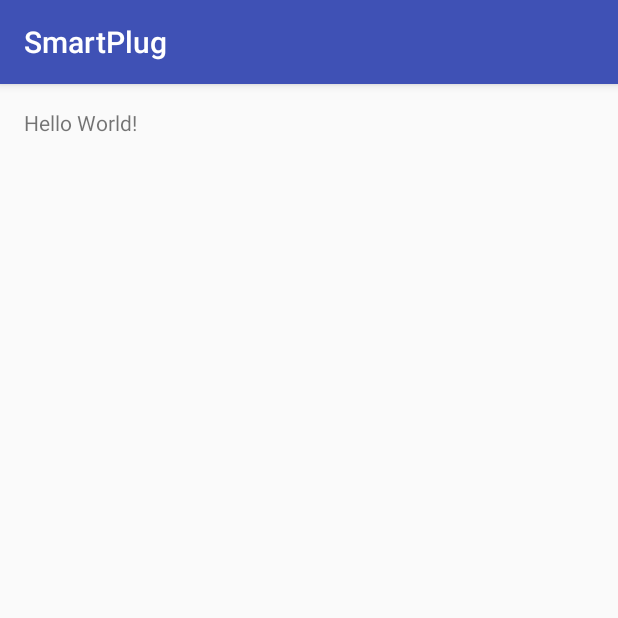
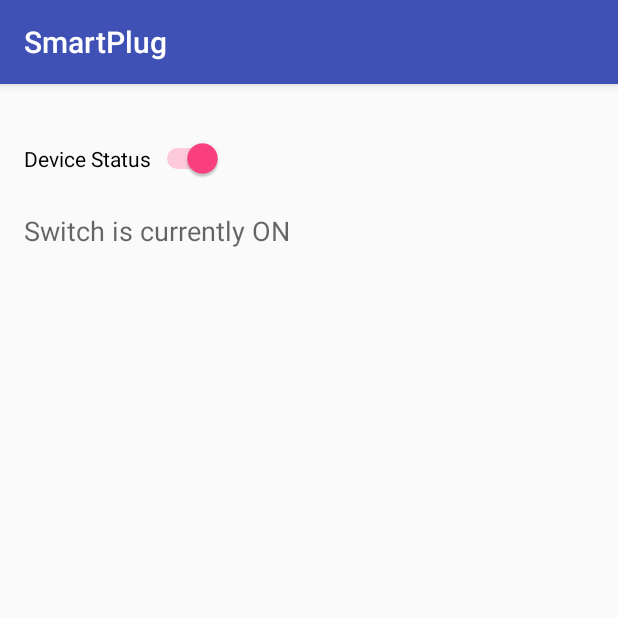
Before and after one commit to AndreSand/SmartPlug, an Android app: the screen it shows after launch (MainActivity), on a phone screen of 412 x 824 dp, the top half of it. Run offline under Robolectric (Android 15) with nearby library versions, the phone set to English and light mode, and no system bars.

Commit message:
Adding switch button ON/OFF

```diff
--- a/app/src/main/java/plug/com/smartplug/MainActivity.java
+++ b/app/src/main/java/plug/com/smartplug/MainActivity.java
@@ -2,12 +2,46 @@ package plug.com.smartplug;
 
 import android.support.v7.app.AppCompatActivity;
 import android.os.Bundle;
+import android.widget.CompoundButton;
+import android.widget.Switch;
+import android.widget.TextView;
 
 public class MainActivity extends AppCompatActivity {
+    private TextView switchStatus;
+    private Switch mySwitch;
 
     @Override
     protected void onCreate(Bundle savedInstanceState) {
         super.onCreate(savedInstanceState);
         setContentView(R.layout.activity_main);
+        switchStatus = (TextView) findViewById(R.id.tvSwitch);
+        mySwitch = (Switch) findViewById(R.id.switch1);
+
+        //set the switch to ON
+        mySwitch.setChecked(true);
+        //attach a listener to check for changes in state
+        mySwitch.setOnCheckedChangeListener(new CompoundButton.OnCheckedChangeListener() {
+
+            @Override
+            public void onCheckedChanged(CompoundButton buttonView,
+                                         boolean isChecked) {
+
+                if(isChecked){
+                    switchStatus.setText("Switch is currently ON");
+                }else{
+                    switchStatus.setText("Switch is currently OFF");
+                }
+
+            }
+        });
+
+        //check the current state before we display the screen
+        if(mySwitch.isChecked()){
+            switchStatus.setText("Switch is currently ON");
+        }
+        else {
+            switchStatus.setText("Switch is currently OFF");
+        }
     }
+
 }
--- a/app/src/main/res/layout/activity_main.xml
+++ b/app/src/main/res/layout/activity_main.xml
@@ -9,8 +9,22 @@
     android:paddingTop="@dimen/activity_vertical_margin"
     tools:context="plug.com.smartplug.MainActivity">
 
+    <Switch
+        android:layout_width="wrap_content"
+        android:layout_height="wrap_content"
+        android:text="Device Status"
+        android:id="@+id/switch1"
+        android:checked="false"
+        android:layout_marginTop="20dp"
+        android:layout_alignParentTop="true"
+        android:layout_alignParentStart="true" />
+
     <TextView
         android:layout_width="wrap_content"
         android:layout_height="wrap_content"
-        android:text="Hello World!" />
+        android:textAppearance="?android:attr/textAppearanceMedium"
+        android:id="@+id/tvSwitch"
+        android:layout_marginTop="22dp"
+        android:layout_below="@+id/switch1"
+        android:layout_alignParentStart="true" />
 </RelativeLayout>
```
Also changed, not shown: 3 other files.
